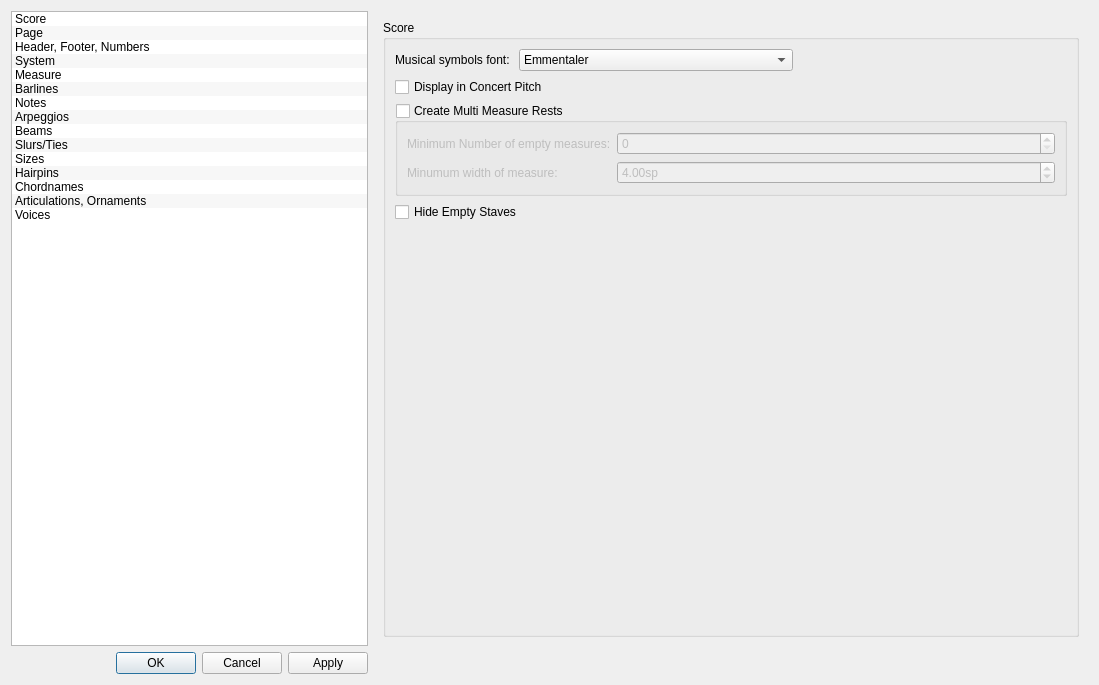
This is mscore/mscore/editstyle.ui in musescore/musescore-old as Qt 5 draws it before an edit. The edited form follows.
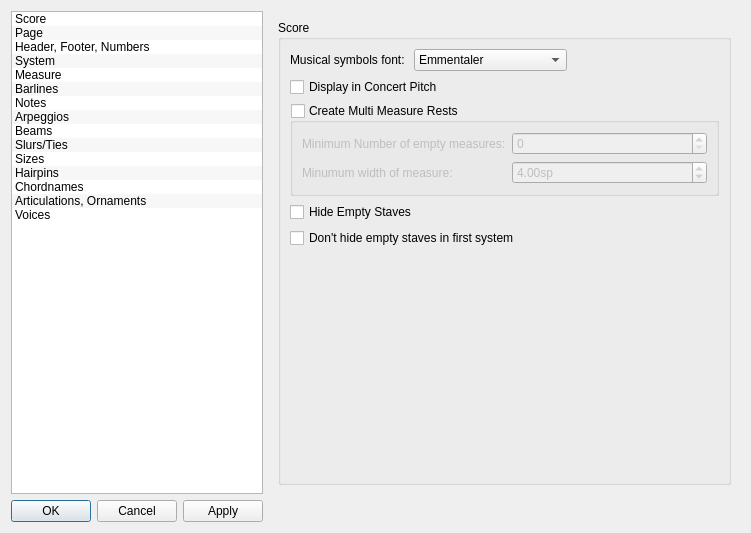
This is the edited form. The open tabs and pages were chosen to show the change. Icons and pictures are not drawn.

Commit message: new style element: ST_dontHideStavesInFirstSystem

What changed in the file:
```diff
--- a/mscore/mscore/editstyle.ui
+++ b/mscore/mscore/editstyle.ui
@@ -6,8 +6,8 @@
    <rect>
     <x>0</x>
     <y>0</y>
-    <width>1099</width>
-    <height>685</height>
+    <width>732</width>
+    <height>500</height>
    </rect>
   </property>
   <property name="windowTitle">
@@ -243,6 +243,13 @@
             </property>
            </widget>
           </item>
+          <item>
+           <widget class="QCheckBox" name="dontHideStavesInFirstSystem">
+            <property name="text">
+             <string>Don't hide empty staves in first system</string>
+            </property>
+           </widget>
+          </item>
           <item>
            <spacer name="verticalSpacer">
             <property name="orientation">
```
Left out of the diff: 2 changed lines with no effect on the pictures. The commit also changes 5 other files.
